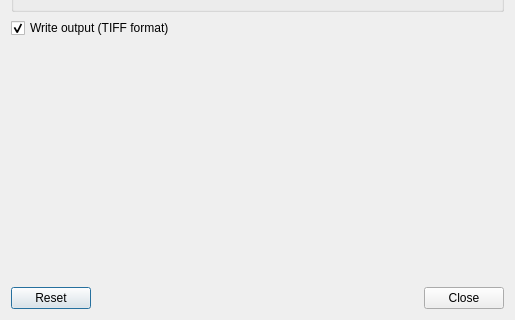
Above: src/pyMBIR_UI/ui/advanced_settings.ui from ornlneutronimaging/pyMBIR_UI before the change; both pictures show x 0 to 515 and y 580 to 900 of the 515 by 900 pixel window. Below: the same form after it.
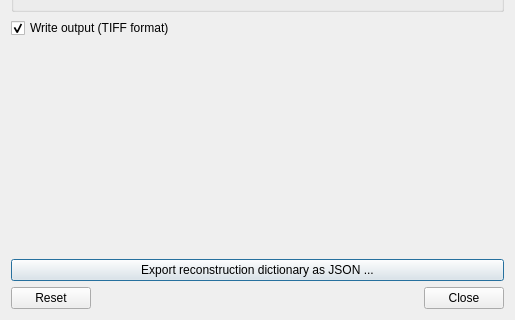
That is the form after the change.

Commit message: possibility to export dictionary into json. this refs #29

```diff
--- a/src/pyMBIR_UI/ui/advanced_settings.ui
+++ b/src/pyMBIR_UI/ui/advanced_settings.ui
@@ -759,6 +759,13 @@
      </property>
     </spacer>
    </item>
+   <item>
+    <widget class="QPushButton" name="pushButton_2">
+     <property name="text">
+      <string>Export reconstruction dictionary as JSON ...</string>
+     </property>
+    </widget>
+   </item>
    <item>
     <layout class="QHBoxLayout" name="horizontalLayout_11">
      <item>
```
Left out of the diff: 43 changed lines with no effect on the pictures. The commit also changes 1 other file.
